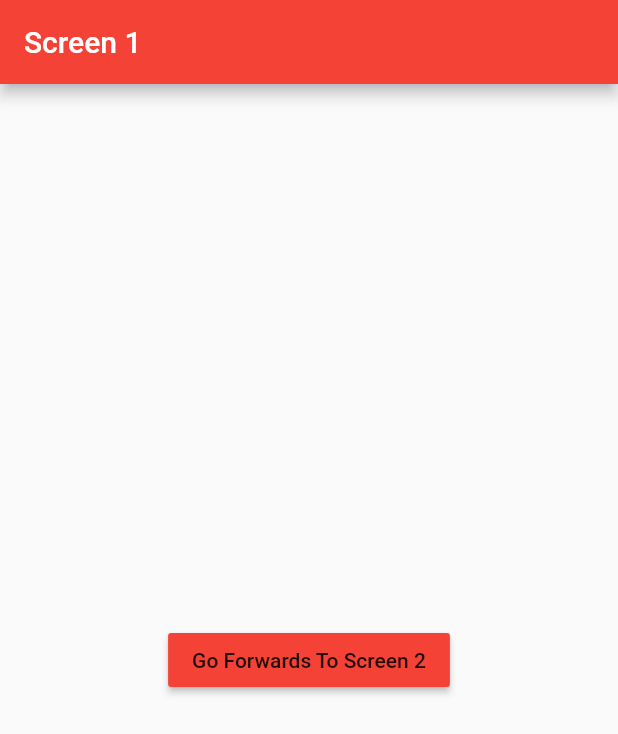
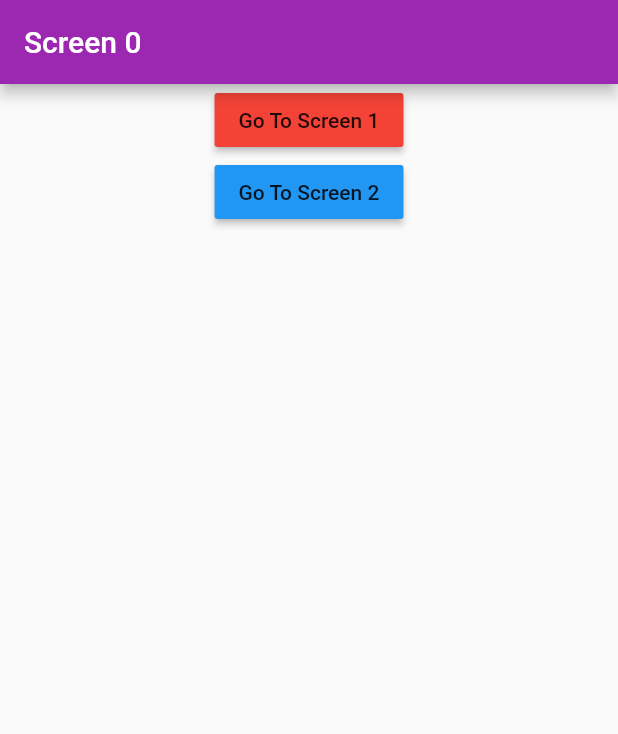
Before and after one commit to VijayGohel/Flutter_screen_navigation_Demo, a Flutter app: the screen it shows after launch, on a phone screen of 412 x 824 dp. Shown: the top 734 px of the screen. Run offline on Flutter 3.47's test engine with Material 2 defaults, Android fonts, the phone set to English and light mode, and no system bars.

Commit message:
navigation1

```diff
--- a/lib/main.dart
+++ b/lib/main.dart
@@ -1,5 +1,7 @@
 import 'package:flutter/material.dart';
 import 'screen1.dart';
+import 'screen0.dart';
+import 'screen2.dart';
 
 void main() => runApp(MyApp());
 
@@ -7,7 +9,12 @@ class MyApp extends StatelessWidget {
   @override
   Widget build(BuildContext context) {
     return MaterialApp(
-      home: Screen1(),
+      initialRoute: '/',
+      routes: {
+        '/': (context) => Screen0(),
+        '/first': (context) => Screen1(),
+        '/second': (context) => Screen2(),
+      },
     );
   }
 }
--- a/lib/screen0.dart
+++ b/lib/screen0.dart
@@ -15,14 +15,14 @@ class Screen0 extends StatelessWidget {
               color: Colors.red,
               child: Text('Go To Screen 1'),
               onPressed: () {
-                //Navigate to Screen 1
+                Navigator.pushNamed(context, '/first');
               },
             ),
             RaisedButton(
               color: Colors.blue,
               child: Text('Go To Screen 2'),
               onPressed: () {
-                //Navigate to Screen 2
+                Navigator.pushNamed(context, '/second');
               },
             ),
           ],
```
